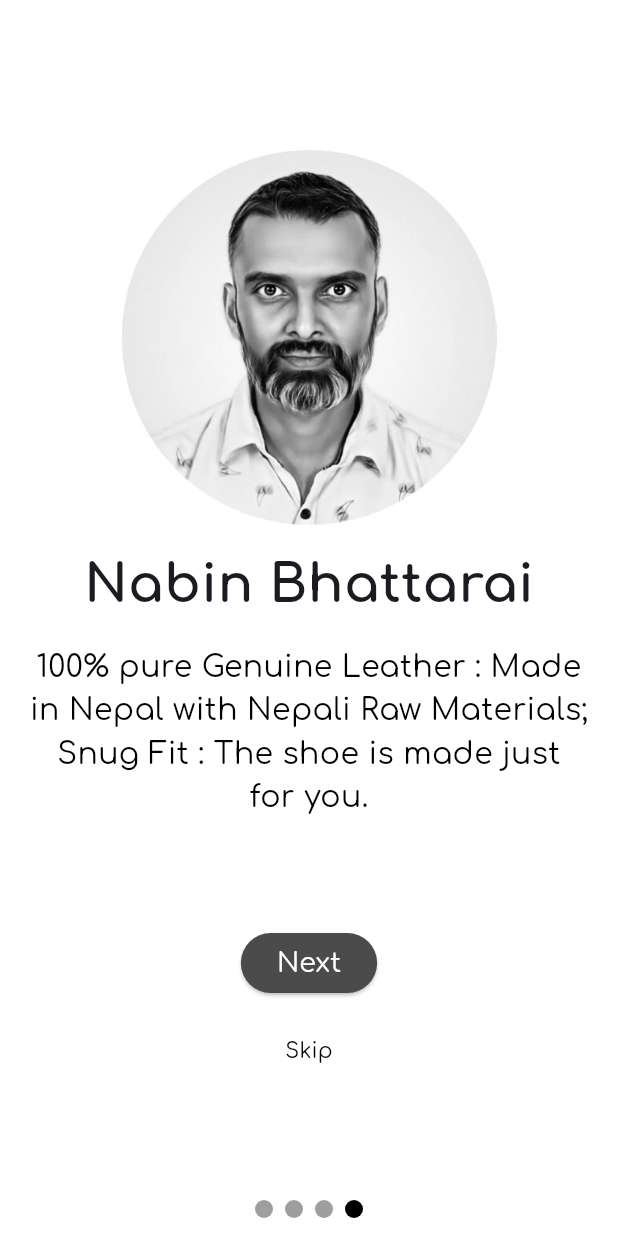
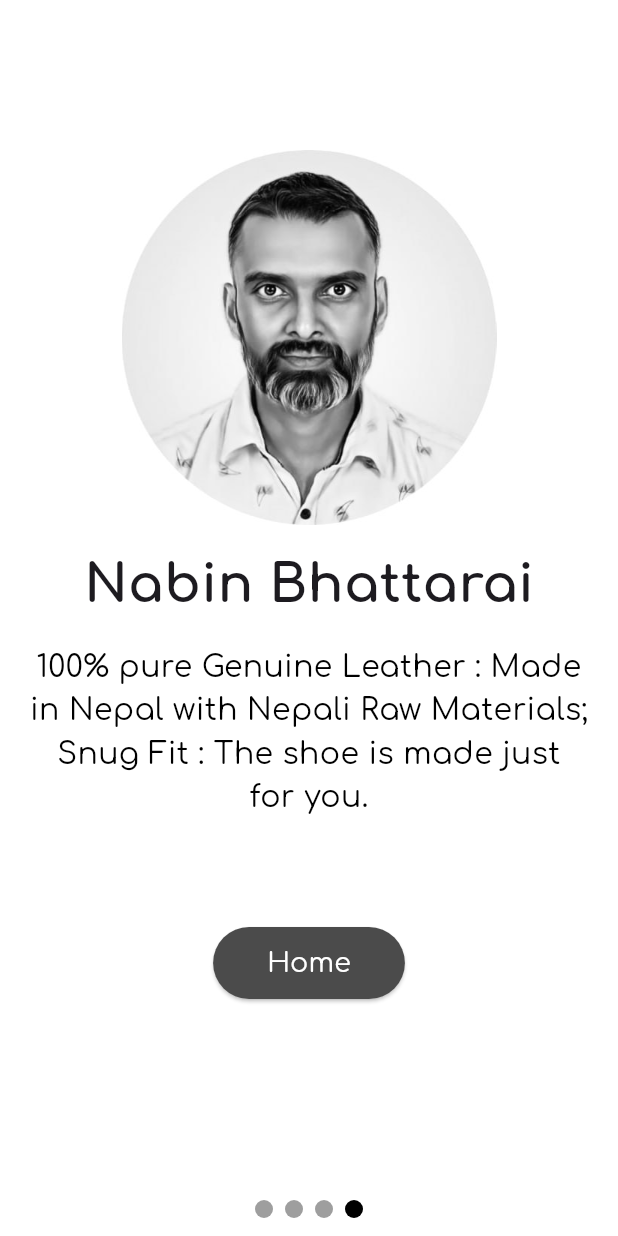
Before and after one commit to crpoudyal/my_shoes, a Flutter app: the screen it shows after launch, swiped to page 4, on a phone screen of 412 x 824 dp. Run offline on Flutter 3.47's test engine with Material 3 defaults, Android fonts, the phone set to English and light mode, and no system bars; drawn by our look-alikes of smooth_page_indicator.

Commit message:
added home button on lastpage of on boarding

```diff
--- a/lib/on_boarding/onboarding_screen.dart
+++ b/lib/on_boarding/onboarding_screen.dart
@@ -12,6 +12,7 @@ class OnboardingScreen extends StatefulWidget {
 
 class _OnboardingScreenState extends State<OnboardingScreen> {
   final PageController pageController = PageController();
+  bool isLastPage = false;
   @override
   Widget build(BuildContext context) {
     return Scaffold(
@@ -21,6 +22,11 @@ class _OnboardingScreenState extends State<OnboardingScreen> {
           margin: const EdgeInsets.symmetric(horizontal: 20, vertical: 100),
           child: PageView.builder(
               itemCount: OnboardingHelper.item.length,
+              onPageChanged: (index) {
+                setState(() {
+                  isLastPage = OnboardingHelper.item.length - 1 == index;
+                });
+              },
               controller: pageController,
               itemBuilder: (context, index) {
                 return Column(
@@ -57,13 +63,16 @@ class _OnboardingScreenState extends State<OnboardingScreen> {
                             duration: const Duration(milliseconds: 500),
                             curve: Curves.easeIn);
                       },
-                        child: const Text(
+                      child: isLastPage
+                          ? getStarted(context)
+                          : const Text(
                               'Next',
                               style: TextStyle(
                                   color: Colors.white,
                                   fontWeight: FontWeight.w500,
                                   fontSize: 18),
-                        )),
+                            ),
+                    ),
                     const SizedBox(
                       height: 10,
                     ),
@@ -72,13 +81,19 @@ class _OnboardingScreenState extends State<OnboardingScreen> {
                         Navigator.pushReplacement(
                           context,
                           MaterialPageRoute(
-                                  builder: (context) => const BottomNavBar()));
+                            builder: (context) => const BottomNavBar(),
+                          ),
+                        );
                       },
-                        child: const Text(
+                      child: isLastPage
+                          ? const SizedBox()
+                          : const Text(
                               'Skip',
                               style: TextStyle(
-                              color: Colors.black, fontWeight: FontWeight.w500),
-                        )),
+                                  color: Colors.black,
+                                  fontWeight: FontWeight.w500),
+                            ),
+                    ),
                   ],
                 );
               }),
@@ -107,3 +122,15 @@ class _OnboardingScreenState extends State<OnboardingScreen> {
     );
   }
 }
+
+Widget getStarted(BuildContext context) {
+  return TextButton(
+      onPressed: () async {
+        Navigator.pushReplacement(context,
+            MaterialPageRoute(builder: (context) => const BottomNavBar()));
+      },
+      child: const Text(
+        "Home",
+        style: TextStyle(color: Colors.white, fontSize: 18),
+      ));
+}
```
Lines whose indentation alone changed are shown as unchanged.
